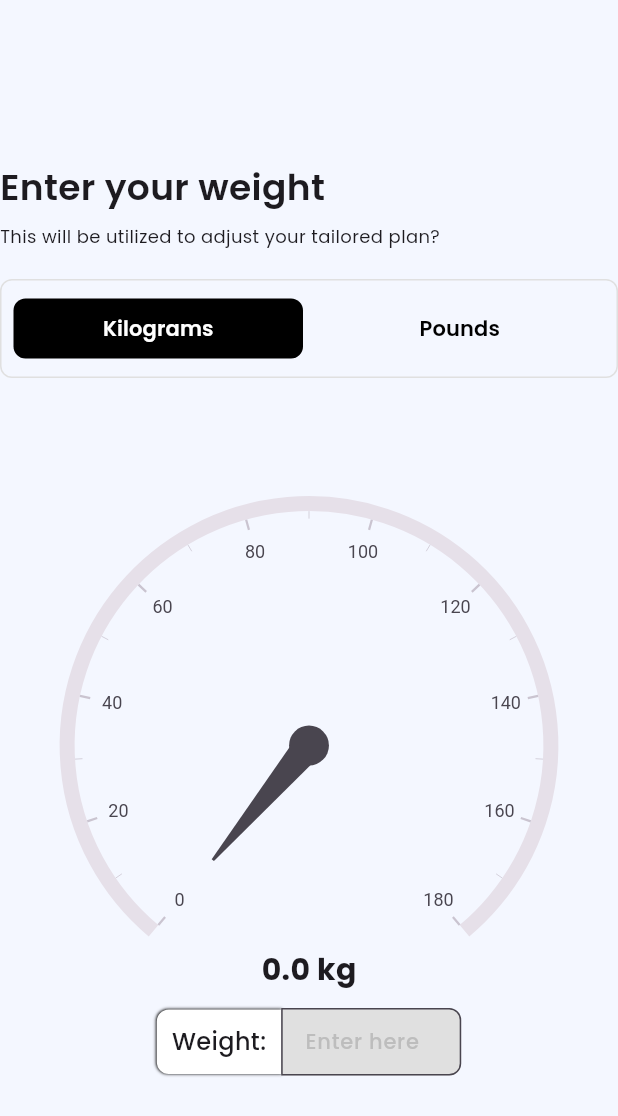
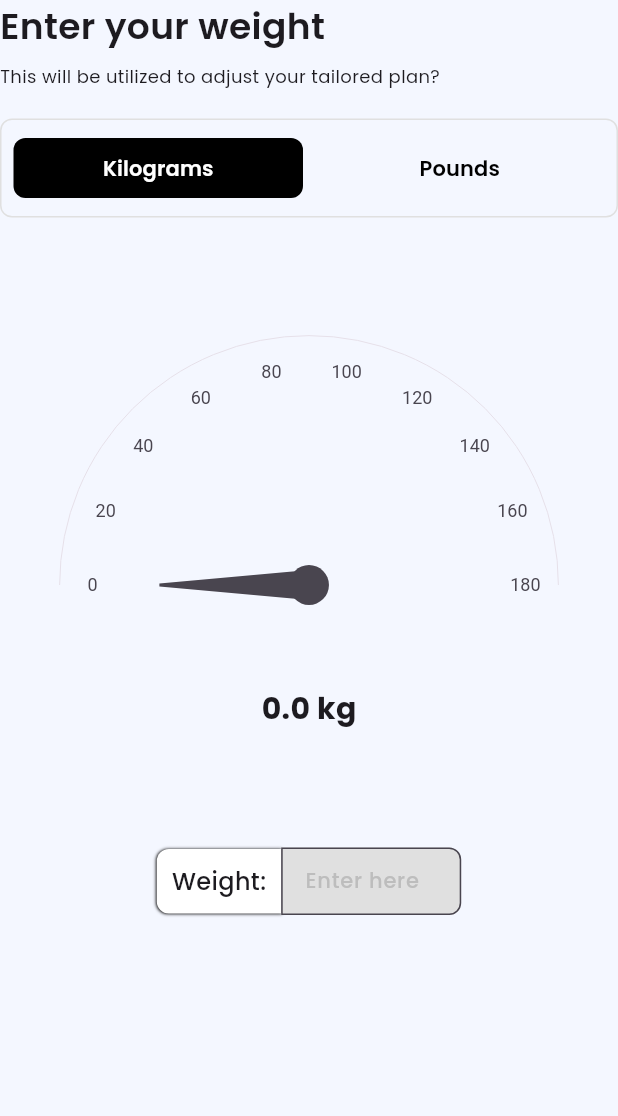
Before and after one commit to rahimuj570/nutria_flutter, a Flutter app: the ChooseWeightScreen widget shown alone on an empty page, opened directly, on a phone screen of 412 x 824 dp. Shown: the top 1116 px of the screen. Run offline on Flutter 3.47's test engine with Material 3 defaults, Android fonts, the phone set to English and light mode, and no system bars; drawn by our look-alikes of syncfusion_flutter_gauges; our stand-ins replace fl_chart, shared_preferences; accounts and stored records are empty.

Commit message:
desired_weight ui functionality is added, weight_ui functionality added

```diff
--- a/lib/app/app_assets_path.dart
+++ b/lib/app/app_assets_path.dart
@@ -6,7 +6,9 @@ class AppAssetsPath {
   static final femaleHeightFigure = "assets/images/female_height_figure.png";
 
   static final selctedRulerPonter = "assets/icons/selcted_ruler_ponter.png";
+  static final topSelctedRulerPonter = "assets/icons/top_selected_pointer.png";
   static final verticleArrow = "assets/icons/verticle_arrow_height.png";
+  static final horizontalArrow = "assets/icons/horizontal_arrow_height.png";
   static final goal1 = "assets/icons/goal1.png";
   static final goal2 = "assets/icons/goal2.png";
   static final goal3 = "assets/icons/goal3.png";
--- /dev/null
+++ b/lib/data/choioce_options/entity/meal_timing_entity.dart
@@ -0,0 +1,13 @@
+class MealTimingEntity {
+  final String mealName;
+  final int hr;
+  final int min;
+  final bool isAm;
+
+  MealTimingEntity({
+    required this.mealName,
+    required this.hr,
+    required this.min,
+    required this.isAm,
+  });
+}
--- a/lib/presentations/chooce_options/viewmodels/choose_option_provider.dart
+++ b/lib/presentations/chooce_options/viewmodels/choose_option_provider.dart
@@ -1,5 +1,6 @@
 import 'package:flutter/material.dart';
 import 'package:neutria/app/app.dart';
+import 'package:neutria/data/choioce_options/entity/meal_timing_entity.dart';
 import 'package:neutria/data/choioce_options/enums/gender_enum.dart';
 import 'package:neutria/data/choioce_options/enums/goal_enum.dart';
 import 'package:neutria/data/choioce_options/enums/height_enums.dart';
@@ -11,8 +12,10 @@ import 'package:neutria/presentations/chooce_options/views/screens/choose_dob_sc
 import 'package:neutria/presentations/chooce_options/views/screens/choose_gender.dart';
 import 'package:neutria/presentations/chooce_options/views/screens/choose_goal_screen.dart';
 import 'package:neutria/presentations/chooce_options/views/screens/choose_height_screen.dart';
+import 'package:neutria/presentations/chooce_options/views/screens/choose_meal_timing_screen.dart';
 import 'package:neutria/presentations/chooce_options/views/screens/choose_weight_screen.dart';
 import 'package:neutria/presentations/chooce_options/views/screens/choose_workout_screen.dart';
+import 'package:neutria/presentations/chooce_options/views/screens/desired_weight_sceen.dart';
 import 'package:neutria/presentations/chooce_options/views/screens/line_chart_screen.dart';
 import 'package:neutria/presentations/chooce_options/views/screens/previous_exp_screen.dart';
 import 'package:neutria/presentations/welcome_screen/views/screens/welcome_screen.dart';
@@ -28,6 +31,8 @@ class ChooseOptionProvider extends ChangeNotifier {
     ChooseDobScreen(),
     ChooseGoadScreen(),
     LineChartScreen(),
+    DesiredWeightSceen(),
+    ChooseMealTimingScreen(),
   ];
   final _totalScreen = 15;
 
@@ -77,6 +82,8 @@ class ChooseOptionProvider extends ChangeNotifier {
     selectedMonth = null;
     selectedYear = null;
     _goal = null;
+    _desiredWeightIndex = null;
+    _mealTimings.clear();
     _isNextBtnDisabled = true;
     notifyListeners();
   }
@@ -101,6 +108,10 @@ class ChooseOptionProvider extends ChangeNotifier {
           selectedMonth == null;
     } else if (index == 7) {
       return _goal == null;
+    } else if (index == 9) {
+      return _desiredWeightIndex == null;
+    } else if (index == 10) {
+      return _mealTimings.isEmpty;
     } else {
       ///need to be chnage later
       return false;
@@ -148,14 +159,24 @@ class ChooseOptionProvider extends ChangeNotifier {
 
   ////CHOSE HEIGHT OPERATION
   // Range in centimeters (140 cm to 220 cm)
+  // final List<double> heightRangeCm = List<double>.generate(
+  //   (220 - 140) + 1, // count
+  //   (i) => 140.0 + i, // start at 140 cm
+  // );
+
+  // cm array stepping by 0.1 cm
   final List<double> heightRangeCm = List<double>.generate(
-    (220 - 140) + 1, // count
-    (i) => 140.0 + i, // start at 140 cm
+    (((220.0 - 140.0) / 0.1).round()) + 1, // number of steps
+    (i) => double.parse((140.0 + (i * 0.1)).toStringAsFixed(1)),
   );
 
   // Range in feet (approx 4.6 ft to 7.2 ft)
+  // List<double> get heightRangeFeet => heightRangeCm
+  //     .map((cm) => cm / 30.48) // convert cm to feet
+  //     .toList();
+
   List<double> get heightRangeFeet => heightRangeCm
-      .map((cm) => cm / 30.48) // convert cm to feet
+      .map((cm) => double.parse((cm / 30.48).toStringAsFixed(4)))
       .toList();
 
   ///
@@ -173,7 +194,7 @@ class ChooseOptionProvider extends ChangeNotifier {
     _onValueChange();
   }
 
-  /////CHOOSE WIRGHT OPERATION
+  /////CHOOSE WEIGHT OPERATION
   ///
 
   WeightEnum _weightUnit = WeightEnum.kg;
@@ -260,4 +281,59 @@ class ChooseOptionProvider extends ChangeNotifier {
     _goal = goal;
     _onValueChange();
   }
+
+  ////DESIRED WEIGHT SCREEN
+  int? _desiredWeightIndex;
+  int? get getDesiredWeightIndex => _desiredWeightIndex;
+
+  WeightEnum _desiredWeightType = WeightEnum.kg;
+  WeightEnum get getDesiredWeightType => _desiredWeightType;
+  void chooseDesiredWeightEnum(WeightEnum weight) {
+    _desiredWeightType = weight;
+    notifyListeners();
+  }
+
+  void chooseDesiredWeightIndex(int index) {
+    _desiredWeightIndex = index;
+    _onValueChange();
+  }
+
+  void chooseDesiredWeightIndexByText(String w) {
+    if (w.isNotEmpty) {
+      int ind = _desiredWeightType == WeightEnum.kg
+          ? desiredWeightRangeKg.indexOf(int.parse(w.split('.')[0]))
+          : desiredWeightRangePound.indexOf(int.parse(w.split('.')[0]));
+      if (ind != -1) {
+        _desiredWeightIndex = ind;
+        _onValueChange();
+      } else {
+        _isNextBtnDisabled = true;
+        notifyListeners();
+      }
+    } else {
+      _isNextBtnDisabled = true;
+      notifyListeners();
+    }
+  }
+
+  final List<int> desiredWeightRangeKg = List<int>.generate(
+    (75 - 45) + 1, // count
+    (i) => 45 + i,
+  );
+
+  // Pounds range (converted from 45–75 kg)
+  final List<int> desiredWeightRangePound = List<int>.generate(
+    (165 - 99) + 1, // count
+    (i) => 99 + i,
+  );
+
+  ////// MEAL TIMING OPERATION
+  ///
+  final List<MealTimingEntity> _mealTimings = [];
+  List<MealTimingEntity> get getMealTiming => _mealTimings;
+
+  void addMealTiming(MealTimingEntity time) {
+    _mealTimings.add(time);
+    _onValueChange();
+  }
 }
--- a/lib/presentations/chooce_options/views/screens/choose_weight_screen.dart
+++ b/lib/presentations/chooce_options/views/screens/choose_weight_screen.dart
@@ -3,6 +3,7 @@ import 'package:neutria/app/const_colors.dart';
 import 'package:neutria/data/choioce_options/enums/weight_enum.dart';
 import 'package:neutria/presentations/chooce_options/viewmodels/choose_option_provider.dart';
 import 'package:neutria/presentations/chooce_options/views/widgets/two_option_group_tab_widget.dart';
+import 'package:neutria/presentations/chooce_options/views/widgets/weight_text_input.dart';
 import 'package:provider/provider.dart';
 import 'package:syncfusion_flutter_gauges/gauges.dart';
 
@@ -18,7 +19,6 @@ class ChooseWeightScreen extends StatelessWidget {
     return Consumer<ChooseOptionProvider>(
       builder: (context, provider, child) => Column(
         crossAxisAlignment: .start,
-        mainAxisAlignment: .center,
         children: [
           Text(
             'Enter your weight',
@@ -52,7 +52,13 @@ class ChooseWeightScreen extends StatelessWidget {
           SfRadialGauge(
             axes: <RadialAxis>[
               RadialAxis(
+                axisLineStyle: AxisLineStyle(thickness: 0),
+                startAngle: 180,
+                endAngle: 0,
                 minimum: 0,
+                majorTickStyle: MajorTickStyle(thickness: 0),
+                minorTickStyle: MinorTickStyle(thickness: 0),
+                showLastLabel: true,
                 maximum: provider.getWeightEnum == WeightEnum.kg
                     ? 180
                     : (180 * 2.20462),
@@ -74,59 +80,16 @@ class ChooseWeightScreen extends StatelessWidget {
                       ),
                     ),
                     angle: 90,
-                    positionFactor: 0.9,
+                    positionFactor: 0.5,
                   ),
                 ],
               ),
             ],
           ),
-          Row(
-            mainAxisAlignment: .center,
-            children: [
-              Container(
-                decoration: BoxDecoration(
-                  color: Colors.white,
-                  borderRadius: .only(
-                    topLeft: .circular(8),
-                    bottomLeft: .circular(8),
-                  ),
-                  boxShadow: [BoxShadow(color: Colors.black, blurRadius: 1)],
-                ),
-                padding: .all(10),
-                child: Text(
-                  'Weight:',
-                  style: TextStyle(fontSize: 16, fontWeight: .w500),
-                ),
-              ),
-              SizedBox(
-                width: 120,
-                height: 45,
-                child: TextField(
-                  keyboardType: .number,
-                  controller: weightTEC,
-                  decoration: InputDecoration(
-                    hintText: 'Enter here',
-                    hintStyle: TextStyle(
-                      fontSize: 14,
-                      fontWeight: .w500,
-                      color: Colors.grey.shade400,
-                    ),
-                    fillColor: ConstColors.lightBoderColor,
-                    border: OutlineInputBorder(
-                      borderRadius: .only(
-                        topLeft: .circular(0),
-                        topRight: .circular(8),
-                        bottomLeft: .circular(0),
-                        bottomRight: .circular(8),
-                      ),
-                    ),
-                  ),
-                  onChanged: (value) {
-                    provider.chooseWeight(double.parse(value));
-                  },
-                ),
-              ),
-            ],
+          WeightInputWedget(
+            weightTEC: weightTEC,
+            onInputChange: (a) =>
+                provider.chooseWeight(double.parse(weightTEC.text)),
           ),
         ],
       ),
--- /dev/null
+++ b/lib/presentations/chooce_options/views/widgets/weight_text_input.dart
@@ -0,0 +1,65 @@
+import 'package:flutter/material.dart';
+import 'package:neutria/app/const_colors.dart';
+
+class WeightInputWedget extends StatelessWidget {
+  final Function(String a) onInputChange;
+  const WeightInputWedget({
+    super.key,
+    required this.weightTEC,
+    required this.onInputChange,
+  });
+
+  final TextEditingController weightTEC;
+
+  @override
+  Widget build(BuildContext context) {
+    return Row(
+      mainAxisAlignment: .center,
+      children: [
+        Container(
+          decoration: BoxDecoration(
+            color: Colors.white,
+            borderRadius: .only(
+              topLeft: .circular(8),
+              bottomLeft: .circular(8),
+            ),
+            boxShadow: [BoxShadow(color: Colors.black, blurRadius: 1)],
+          ),
+          padding: .all(10),
+          child: Text(
+            'Weight:',
+            style: TextStyle(fontSize: 16, fontWeight: .w500),
+          ),
+        ),
+        SizedBox(
+          width: 120,
+          height: 45,
+          child: TextField(
+            keyboardType: .number,
+            controller: weightTEC,
+            decoration: InputDecoration(
+              hintText: 'Enter here',
+              hintStyle: TextStyle(
+                fontSize: 14,
+                fontWeight: .w500,
+                color: Colors.grey.shade400,
+              ),
+              fillColor: ConstColors.lightBoderColor,
+              border: OutlineInputBorder(
+                borderRadius: .only(
+                  topLeft: .circular(0),
+                  topRight: .circular(8),
+                  bottomLeft: .circular(0),
+                  bottomRight: .circular(8),
+                ),
+              ),
+            ),
+            onChanged: (value) {
+              onInputChange(value);
+            },
+          ),
+        ),
+      ],
+    );
+  }
+}
```
Also changed, not shown: lib/presentations/chooce_options/views/screens/choose_meal_timing_screen.dart (added, +60 -0 lines), lib/presentations/chooce_options/views/screens/desired_weight_sceen.dart (added, +185 -0 lines), lib/presentations/chooce_options/views/screens/line_chart_screen.dart (+67 -13 lines), lib/presentations/chooce_options/views/widgets/height_ruler_widget.dart (+44 -37 lines), assets/icons/horizontal_arrow_height.png (added), assets/icons/top_selected_pointer.png (added).
